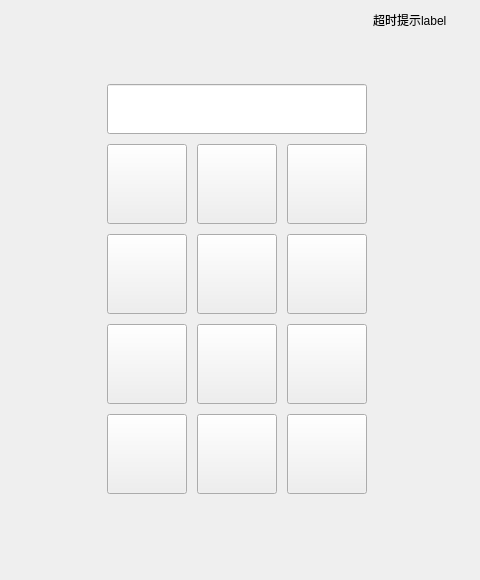
Before: the Qt Designer form widgets/inputpage.ui in ChaoII/fram-qt, drawn with Qt 5.
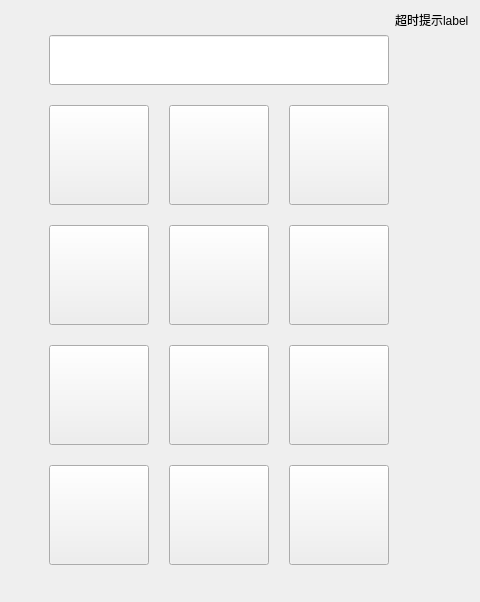
After: the same form once the commit is applied. Icons and pictures are not drawn.

What changed in the file:
```diff
--- a/widgets/inputpage.ui
+++ b/widgets/inputpage.ui
@@ -30,7 +30,7 @@
      <item>
       <layout class="QGridLayout" name="gridLayout_3">
        <property name="spacing">
-        <number>10</number>
+        <number>20</number>
        </property>
        <item row="1" column="0">
         <widget class="QPushButton" name="pb_1">
@@ -42,14 +42,14 @@
          </property>
          <property name="minimumSize">
           <size>
-           <width>80</width>
-           <height>80</height>
+           <width>100</width>
+           <height>100</height>
           </size>
          </property>
          <property name="maximumSize">
           <size>
-           <width>80</width>
-           <height>80</height>
+           <width>100</width>
+           <height>100</height>
           </size>
          </property>
          <property name="text">
@@ -82,14 +82,14 @@
          </property>
          <property name="minimumSize">
           <size>
-           <width>80</width>
-           <height>80</height>
+           <width>100</width>
+           <height>100</height>
           </size>
          </property>
          <property name="maximumSize">
           <size>
-           <width>80</width>
-           <height>80</height>
+           <width>100</width>
+           <height>100</height>
           </size>
          </property>
          <property name="text">
@@ -122,14 +122,14 @@
          </property>
          <property name="minimumSize">
           <size>
-           <width>80</width>
-           <height>80</height>
+           <width>100</width>
+           <height>100</height>
           </size>
          </property>
          <property name="maximumSize">
           <size>
-           <width>80</width>
-           <height>80</height>
+           <width>100</width>
+           <height>100</height>
           </size>
          </property>
          <property name="text">
@@ -162,14 +162,14 @@
          </property>
          <property name="minimumSize">
           <size>
-           <width>80</width>
-           <height>80</height>
+           <width>100</width>
+           <height>100</height>
           </size>
          </property>
          <property name="maximumSize">
           <size>
-           <width>80</width>
-           <height>80</height>
+           <width>100</width>
+           <height>100</height>
           </size>
          </property>
          <property name="text">
@@ -202,14 +202,14 @@
          </property>
          <property name="minimumSize">
           <size>
-           <width>80</width>
-           <height>80</height>
+           <width>100</width>
+           <height>100</height>
           </size>
          </property>
          <property name="maximumSize">
           <size>
-           <width>80</width>
-           <height>80</height>
+           <width>100</width>
+           <height>100</height>
           </size>
          </property>
          <property name="styleSheet">
@@ -247,14 +247,14 @@
          </property>
          <property name="minimumSize">
           <size>
-           <width>80</width>
-           <height>80</height>
+           <width>100</width>
+           <height>100</height>
           </size>
          </property>
          <property name="maximumSize">
           <size>
-           <width>80</width>
-           <height>80</height>
+           <width>100</width>
+           <height>100</height>
           </size>
          </property>
          <property name="text">
@@ -287,14 +287,14 @@
          </property>
          <property name="minimumSize">
           <size>
-           <width>80</width>
-           <height>80</height>
+           <width>100</width>
+           <height>100</height>
           </size>
          </property>
          <property name="maximumSize">
           <size>
-           <width>80</width>
-           <height>80</height>
+           <width>100</width>
+           <height>100</height>
           </size>
          </property>
          <property name="text">
@@ -327,14 +327,14 @@
          </property>
          <property name="minimumSize">
           <size>
-           <width>80</width>
-           <height>80</height>
+           <width>100</width>
+           <height>100</height>
           </size>
          </property>
          <property name="maximumSize">
           <size>
-           <width>80</width>
-           <height>80</height>
+           <width>100</width>
+           <height>100</height>
           </size>
          </property>
          <property name="text">
@@ -367,14 +367,14 @@
          </property>
          <property name="minimumSize">
           <size>
-           <width>80</width>
-           <height>80</height>
+           <width>100</width>
+           <height>100</height>
           </size>
          </property>
          <property name="maximumSize">
           <size>
-           <width>80</width>
-           <height>80</height>
+           <width>100</width>
+           <height>100</height>
           </size>
          </property>
          <property name="styleSheet">
@@ -412,14 +412,14 @@
          </property>
          <property name="minimumSize">
           <size>
-           <width>80</width>
-           <height>80</height>
+           <width>100</width>
+           <height>100</height>
           </size>
          </property>
          <property name="maximumSize">
           <size>
-           <width>80</width>
-           <height>80</height>
+           <width>100</width>
+           <height>100</height>
           </size>
          </property>
          <property name="text">
@@ -452,14 +452,14 @@
          </property>
          <property name="minimumSize">
           <size>
-           <width>80</width>
-           <height>80</height>
+           <width>100</width>
+           <height>100</height>
           </size>
          </property>
          <property name="maximumSize">
           <size>
-           <width>80</width>
-           <height>80</height>
+           <width>100</width>
+           <height>100</height>
           </size>
          </property>
          <property name="text">
@@ -492,14 +492,14 @@
          </property>
          <property name="minimumSize">
           <size>
-           <width>80</width>
-           <height>80</height>
+           <width>100</width>
+           <height>100</height>
           </size>
          </property>
          <property name="maximumSize">
           <size>
-           <width>80</width>
-           <height>80</height>
+           <width>100</width>
+           <height>100</height>
           </size>
          </property>
          <property name="text">
```
Left out of the diff: 26 changed lines with no effect on the pictures.
